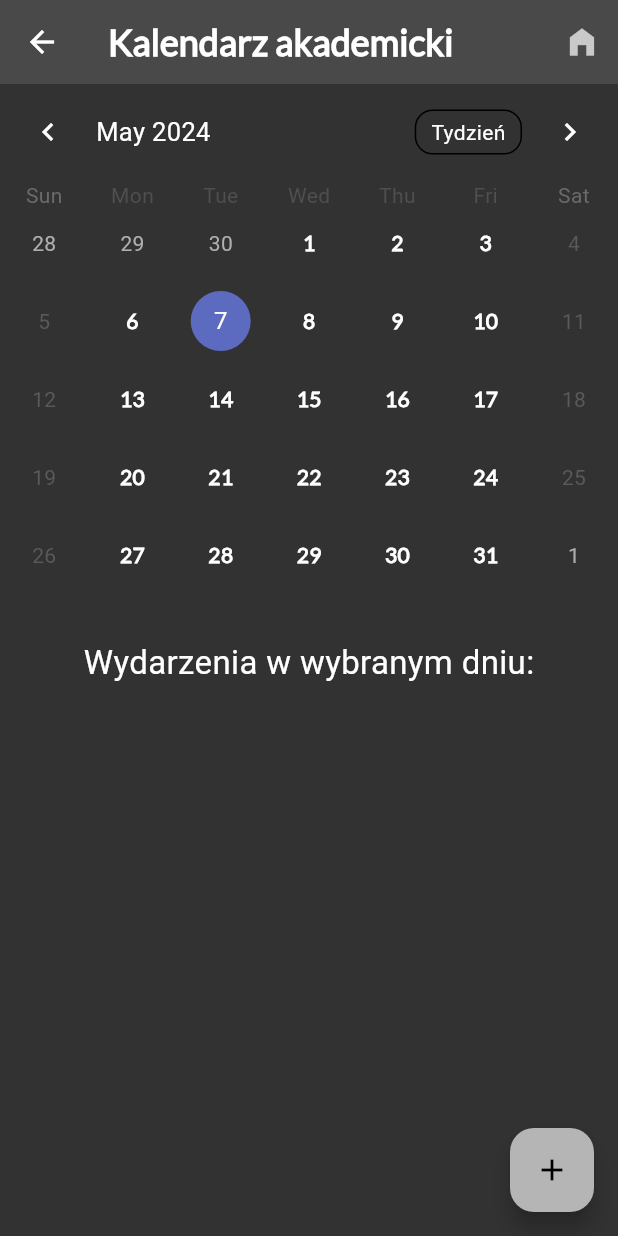
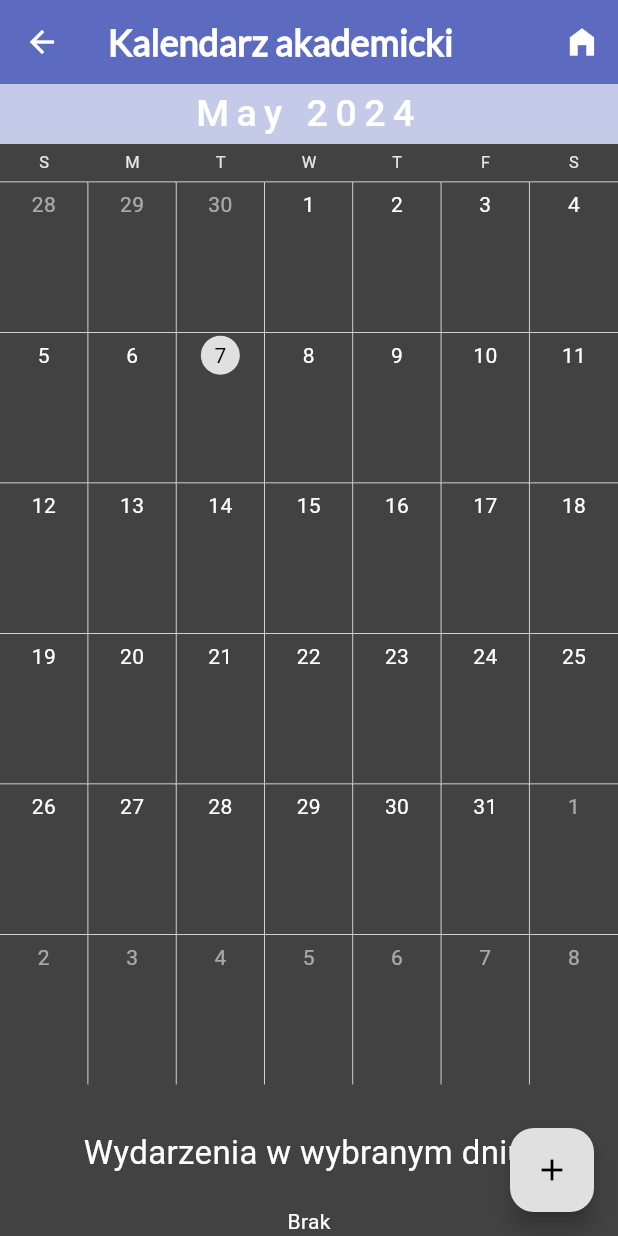
Before and after one commit to OpenUSOS/OpenUSOS, a Flutter app: the Calendar screen opened by its route, on a phone screen of 412 x 824 dp. Run offline on Flutter 3.47's test engine with Material 3 defaults, Android fonts, the phone set to English and light mode, and no system bars; drawn by our look-alikes of syncfusion_flutter_calendar, table_calendar; our stand-ins replace shared_preferences, webview_flutter; accounts and stored records are empty; network calls fail.

Commit message:
added initial calendar and schedule UI

```diff
--- a/lib/pages/calendar.dart
+++ b/lib/pages/calendar.dart
@@ -1,6 +1,5 @@
 import 'package:flutter/material.dart';
-import 'package:table_calendar/table_calendar.dart';
-
+import 'package:syncfusion_flutter_calendar/calendar.dart';
 
 class Calendar extends StatefulWidget {
   const Calendar({super.key});
@@ -10,14 +9,12 @@ class Calendar extends StatefulWidget {
 }
 
 class _CalendarState extends State<Calendar> {
-  CalendarFormat _calendarFormat = CalendarFormat.month;
   DateTime _selectedDay = DateTime.now();
-  DateTime _focusedDay = DateTime.now();
-  Map<DateTime, List<String>> _events = {};
+  Map<DateTime, List<Appointment>> _events = {};
   TextEditingController _eventController = TextEditingController();
 
-  List<String> _getEventsForDay(DateTime day) {
-    return _events[day] ?? [];
+  List<Appointment> _getEventsForDay(DateTime day) {
+    return _events[DateTime(day.year, day.month, day.day)] ?? [];
   }
 
   @override
@@ -52,12 +49,20 @@ class _CalendarState extends State<Calendar> {
           TextButton(
             child: Text("Dodaj"),
             onPressed: () {
-              if(_eventController.text.isNotEmpty) {
+              if (_eventController.text.isNotEmpty) {
+                final appointment = Appointment(
+                  startTime: _selectedDay,
+                  endTime: _selectedDay.add(Duration(hours: 1)),
+                  subject: _eventController.text,
+                  color: Colors.blue,
+                );
+
                 setState(() {
-                  if(_events[_selectedDay] == null) {
-                    _events[_selectedDay] = [];
+                  final dayKey = DateTime(_selectedDay.year, _selectedDay.month, _selectedDay.day);
+                  if (_events[dayKey] == null) {
+                    _events[dayKey] = [];
                   }
-                  _events[_selectedDay]!.add(_eventController.text);
+                  _events[dayKey]!.add(appointment);
                   _eventController.clear();
                 });
               }
@@ -65,9 +70,7 @@ class _CalendarState extends State<Calendar> {
             }
           )
         ]
-
-      ),
-
+      )
     );
   }
 
@@ -84,72 +87,64 @@ class _CalendarState extends State<Calendar> {
         actions: <Widget>[
           IconButton(
             onPressed: () {
-                if(ModalRoute.of(context)!.isCurrent) {
+              if (ModalRoute.of(context)!.isCurrent) {
                 Navigator.pop(context);
                 Navigator.pushNamed(context, '/home');
               };
             },
-              icon: Icon(Icons.home_filled,)
+            icon: Icon(Icons.home_filled)
           )
         ]
       ),
       body: Column(
         children: <Widget>[
-          TableCalendar(
-            firstDay: DateTime.utc(2000, 1, 1),
-            lastDay: DateTime.utc(2030,12,31),
-            availableCalendarFormats: {
-              CalendarFormat.month: "Miesiąc",
-              CalendarFormat.week: "Tydzień",
-              CalendarFormat.twoWeeks: "2 tygodnie",
-            },
-            focusedDay: _focusedDay,
-            selectedDayPredicate: (day) => isSameDay(_selectedDay, day),
-            onDaySelected: (selectedDay, focusedDay) {
+          Expanded(
+            child: SfCalendar(
+              view: CalendarView.month,
+          headerStyle: CalendarHeaderStyle(
+          textAlign: TextAlign.center,
+          backgroundColor:
+          Theme.of(context).brightness == Brightness.light ? Colors.blue[100] : Colors.indigo[100],
+          textStyle: TextStyle(
+              fontSize: 25,
+            fontStyle: FontStyle.normal,
+            letterSpacing: 5,
+            color: Colors.white,
+            fontWeight: FontWeight.w500
+          ),
+          ),
+              dataSource: _DataSource(_events),
+              onSelectionChanged: (CalendarSelectionDetails details) {
                 setState(() {
-                _selectedDay = selectedDay;
-                _focusedDay = focusedDay;
-              });
-            },
-            calendarStyle: CalendarStyle(
-             defaultTextStyle: TextStyle(
-              fontFamily: 'Lato',
-              fontWeight: FontWeight.bold,
-             )
-            ),
-            calendarFormat: _calendarFormat,
-            onFormatChanged: (format) {
-              setState(() {
-                _calendarFormat = format;
+                  _selectedDay = details.date ?? DateTime.now();
                 });
               },
             ),
-          SizedBox(
-            height: 10.0,
           ),
-          Column(
-            children: [
+          SizedBox(height: 10.0),
           Padding(
             padding: EdgeInsets.all(20.0),
             child: Text(
               "Wydarzenia w wybranym dniu:",
-                  style: TextStyle(
-                    fontSize: 22.0,
+              style: TextStyle(fontSize: 22.0),
             ),
-                )
           ),
-              _events[_selectedDay] == [] ? Text("Brak") : ListView.builder(
+          _events[_selectedDay] == null || _events[_selectedDay]!.isEmpty
+              ? Text("Brak")
+              : Expanded(
+                  child: ListView.builder(
                     itemCount: _getEventsForDay(_selectedDay).length,
-                shrinkWrap: true,
                     itemBuilder: (context, index) {
+                      final appointment = _getEventsForDay(_selectedDay)[index];
                       return ListTile(
-                    title: Text(
-                      _getEventsForDay(_selectedDay)[index]
+                        title: Text(appointment.subject),
+                        subtitle: Text(
+                          '${appointment.startTime.hour}:${appointment.startTime.minute} - '
+                          '${appointment.endTime.hour}:${appointment.endTime.minute}'
                         ),
                       );
-                }
+                    },
                   ),
-            ],
                 )
         ],
       ),
@@ -160,3 +155,9 @@ class _CalendarState extends State<Calendar> {
     );
   }
 }
+
+class _DataSource extends CalendarDataSource {
+  _DataSource(Map<DateTime, List<Appointment>> source) {
+    appointments = source.values.expand((element) => element).toList();
+  }
+}
--- a/lib/pages/grades.dart
+++ b/lib/pages/grades.dart
@@ -36,7 +36,7 @@ class GradesState extends State<Grades> {
 
     return Scaffold(
       appBar: AppBar(
-        title: Text("Your grades"),
+        title: Text('Oceny'),
         actions: <Widget>[
           IconButton(
             onPressed: () {
--- a/lib/themes.dart
+++ b/lib/themes.dart
@@ -20,90 +20,86 @@ class OpenUSOSThemes {
   );
 
   static final ThemeData lightTheme = ThemeData(
+    brightness: Brightness.light,
     colorScheme: ColorScheme.light(
       primary: Color.fromARGB(255, 112, 195, 255),
       secondary: Color.fromARGB(255, 69, 162, 255),
       background: Color.fromARGB(255, 255, 255, 255),
     ),
     scaffoldBackgroundColor: Colors.white,
-    drawerTheme: const DrawerThemeData(
-      backgroundColor: Colors.white,
+    drawerTheme: DrawerThemeData(
+      backgroundColor: Colors.blue.shade900,
+    ),
+    dividerTheme: DividerThemeData(
+      color: Colors.white54,
     ),
     elevatedButtonTheme: ElevatedButtonThemeData(
       style: ElevatedButton.styleFrom(
-        backgroundColor: Color.fromARGB(255, 231, 189, 255),
-        padding: const EdgeInsets.symmetric(horizontal: 5.0, vertical: 10.0),
+        backgroundColor: Colors.blue.shade900,
+        padding: EdgeInsets.symmetric(horizontal: 5.0, vertical: 10.0),
+        foregroundColor: Colors.white,
         textStyle: buttonTextStyle.copyWith(
-          color: Colors.black87,
-          shadows: <Shadow>[
-            Shadow(
-              offset: Offset(2.0, 3.0),
-              color: Colors.white60,
-              blurRadius: 5.0,
-            )
-          ]
-        )
+          color: Colors.white,
+        ),
       ),
     ),
     listTileTheme: ListTileThemeData(
-      textColor: Colors.black87,
-      iconColor: Colors.black87,
-      titleTextStyle: listTileTextStyle.copyWith(color: Colors.blueGrey[800]),
+      textColor: Colors.white,
+      iconColor: Colors.white,
+      titleTextStyle: listTileTextStyle.copyWith(color: Colors.white),
     ),
-    textTheme: const TextTheme(
+    textTheme: TextTheme(
       titleLarge: TextStyle(color: Colors.black87, fontSize: 22.0),
       titleSmall: TextStyle(color: Colors.black87, fontSize: 22.0),
     ),
     appBarTheme: AppBarTheme(
-      backgroundColor: const Color.fromARGB(255, 69, 162, 255),
-      titleTextStyle: appBarTextStyle.copyWith(color: Colors.black87),
+      backgroundColor: Colors.blue.shade900,
+      titleTextStyle: appBarTextStyle.copyWith(color: Colors.white),
+      iconTheme: IconThemeData(
+        color: Colors.white
+      ),
       actionsIconTheme: IconThemeData(
-        color: Colors.black87,
+        color: Colors.white,
       )
     ),
   );
 
   static final ThemeData darkTheme = ThemeData(
+    brightness: Brightness.dark,
     colorScheme: ColorScheme.dark(
       brightness: Brightness.dark,
-      primary: const Color.fromARGB(255, 181, 181, 181),
-      secondary: const Color.fromARGB(255, 73, 73, 73),
-      background: const Color.fromARGB(255, 50, 50, 50),
+      primary: Colors.grey.shade300,
+      secondary: Colors.grey.shade800,
+      background: Colors.grey.shade900,
     ),
     elevatedButtonTheme: ElevatedButtonThemeData(
       style: ElevatedButton.styleFrom(
-        backgroundColor: Color.fromARGB(255, 60, 190, 255),
-        padding: const EdgeInsets.symmetric(horizontal: 5.0, vertical: 10.0),
+        backgroundColor: Colors.indigo.shade400,
+        padding: EdgeInsets.symmetric(horizontal: 5.0, vertical: 10.0),
+        foregroundColor: Colors.white,
         textStyle: buttonTextStyle.copyWith(
           color: Colors.white,
-          shadows: <Shadow>[
-            Shadow(
-              offset: Offset(2.0, 3.0),
-              color: Colors.black38,
-              blurRadius: 5.0,
-            )
-          ]
         ),
       ),
     ),
-    scaffoldBackgroundColor: const Color.fromARGB(255, 50, 50, 50),
-    drawerTheme: const DrawerThemeData(
-      backgroundColor: Color.fromARGB(255, 25, 25, 25),
+    scaffoldBackgroundColor: Colors.grey.shade800,
+    drawerTheme: DrawerThemeData(
+      backgroundColor: Colors.indigo.shade400,
     ),
     listTileTheme: ListTileThemeData(
       textColor: Colors.white,
       iconColor: Colors.white,
       titleTextStyle: listTileTextStyle,
     ),
-    textTheme: const TextTheme(
+    textTheme: TextTheme(
       titleLarge: TextStyle(color: Colors.white, fontSize: 22.0),
       titleSmall: TextStyle(color: Colors.white, fontSize: 18.0),
     ),
     appBarTheme: AppBarTheme(
-      backgroundColor: const Color.fromARGB(255, 73, 73, 73),
+      backgroundColor: Colors.indigo.shade400,
       titleTextStyle: appBarTextStyle.copyWith(color: Colors.white),
       actionsIconTheme: IconThemeData(
-        color: Colors.white70,
+        color: Colors.white,
       )
     ),
   );
--- a/pubspec.yaml
+++ b/pubspec.yaml
@@ -45,9 +45,12 @@ dependencies:
 dev_dependencies:
   flutter_test:
     sdk: flutter
+  flutter_localizations:
+    sdk: flutter
   test: ^1.24.0
   mockito: ^5.4.4
   table_calendar: ^3.0.1
+  syncfusion_flutter_calendar: ^20.0.50
 
   # The "flutter_lints" package below contains a set of recommended lints to
   # encourage good coding practices. The lint set provided by the package is
```
Also changed, not shown: lib/main.dart (+12 -2 lines), lib/navbar.dart (+7 -0 lines), lib/pages/schedule.dart (+90 -30 lines), pubspec.lock. Lines whose indentation alone changed are shown as unchanged.
